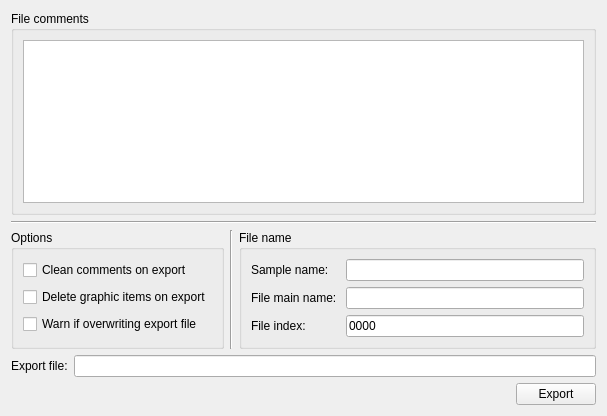
natxo14/mxcube, file gui/ui_files/export_data_layout.ui: the form before one commit.
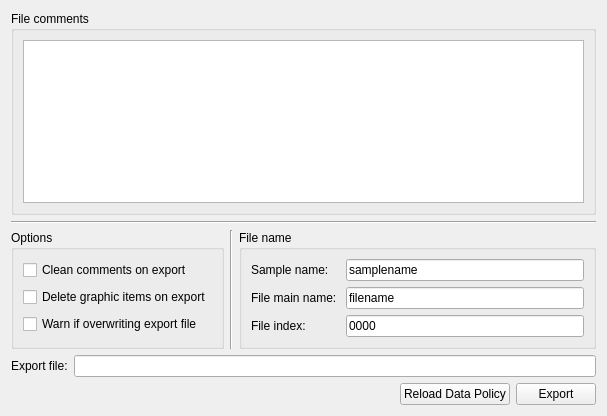
The form after the commit.

The edit to the form file:
```diff
--- a/gui/ui_files/export_data_layout.ui
+++ b/gui/ui_files/export_data_layout.ui
@@ -88,7 +88,11 @@
            </widget>
           </item>
           <item row="0" column="1">
-           <widget class="QLineEdit" name="sample_name_tbox"/>
+           <widget class="QLineEdit" name="sample_name_tbox">
+            <property name="text">
+             <string>samplename</string>
+            </property>
+           </widget>
           </item>
           <item row="1" column="0">
            <widget class="QLabel" name="label_3">
@@ -98,7 +102,11 @@
            </widget>
           </item>
           <item row="1" column="1">
-           <widget class="QLineEdit" name="filename_tbox"/>
+           <widget class="QLineEdit" name="filename_tbox">
+            <property name="text">
+             <string>filename</string>
+            </property>
+           </widget>
           </item>
           <item row="2" column="0">
            <widget class="QLabel" name="label_4">
@@ -154,6 +162,13 @@
          </property>
         </spacer>
        </item>
+       <item>
+        <widget class="QPushButton" name="reload_policy_data_button">
+         <property name="text">
+          <string>Reload Data Policy</string>
+         </property>
+        </widget>
+       </item>
        <item>
         <widget class="QPushButton" name="export_button">
          <property name="text">
```
Left out of the diff: 6 changed lines with no effect on the pictures.
